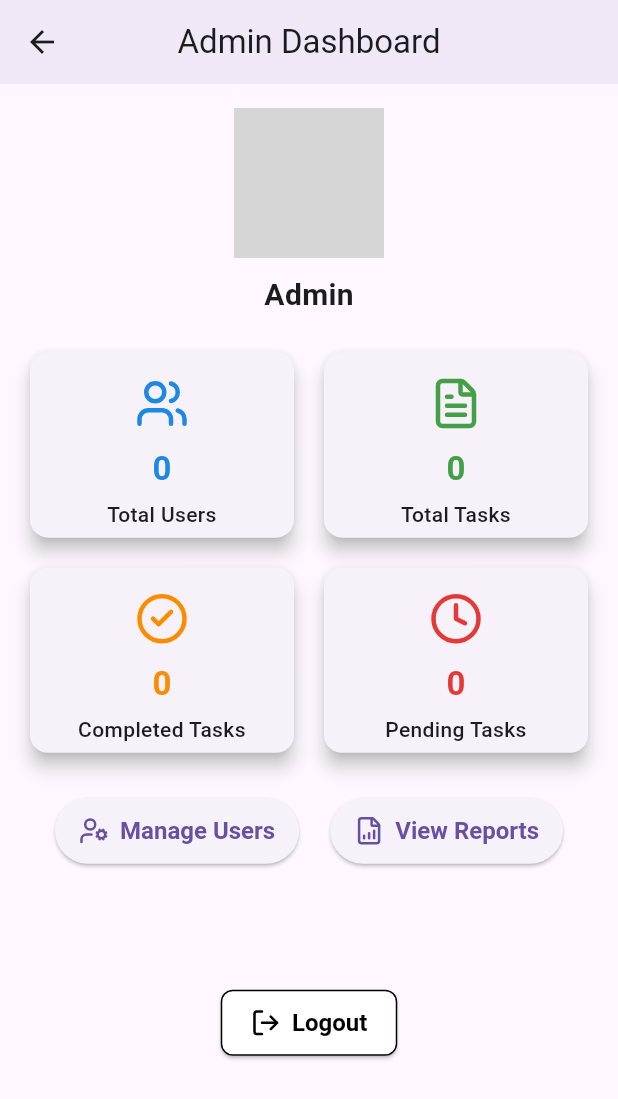
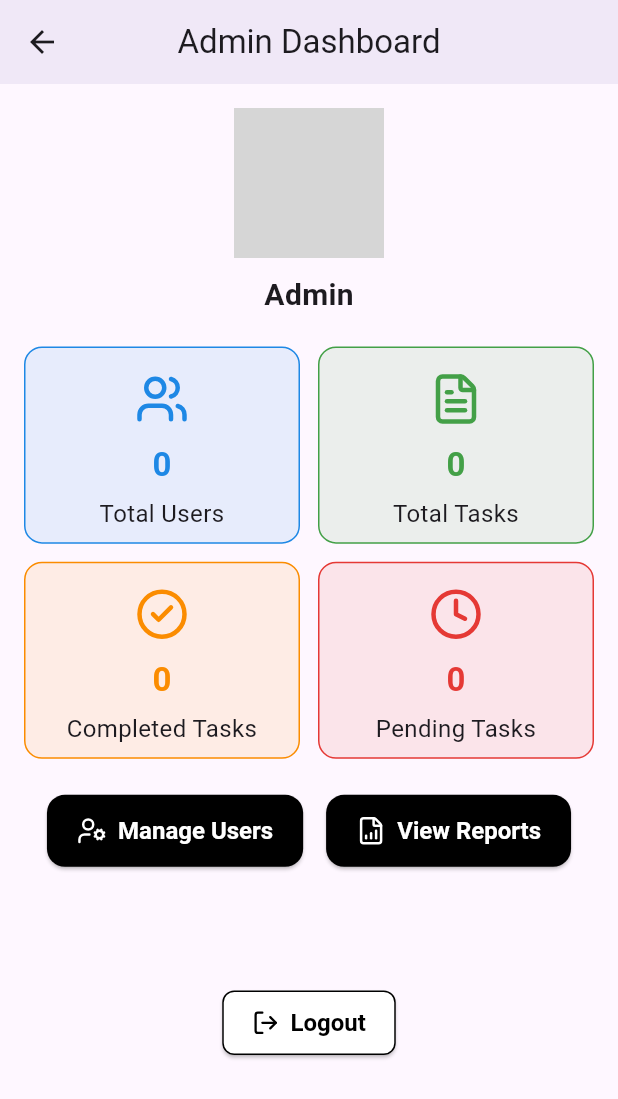
Before and after one commit to danielcyudoncy/task, a Flutter app: the AdminDashboardScreen screen opened by its route, on a phone screen of 412 x 824 dp. Shown: the top 1099 px of the screen. Run offline on Flutter 3.47's test engine with Material 3 defaults, Android fonts, the phone set to English and light mode, and no system bars; our stand-ins replace cloud_firestore, firebase_auth, firebase_core, firebase_messaging, firebase_storage, flutter_dotenv and 4 more; accounts and stored records are empty; grey boxes are pictures that could not be loaded.

Commit message:
recent update

```diff
--- a/lib/views/admin_dashboard_screen.dart
+++ b/lib/views/admin_dashboard_screen.dart
@@ -2,7 +2,6 @@
 import 'package:flutter/material.dart';
 import 'package:get/get.dart';
 import 'package:lucide_icons/lucide_icons.dart';
-import 'package:firebase_auth/firebase_auth.dart';
 import '../controllers/admin_controller.dart';
 
 class AdminDashboardScreen extends StatelessWidget {
@@ -74,7 +73,9 @@ class AdminDashboardScreen extends StatelessWidget {
                     icon: LucideIcons.users,
                     color: Colors.blue.shade600,
                     onTap: () => _showDetailsDialog(
-                        "Total Users", adminController.userNames.toList()),
+                      "Total Users",
+                      adminController.userNames.toList(),
+                    ),
                   ),
                   _buildStatCard(
                     title: "Total Tasks",
@@ -82,7 +83,9 @@ class AdminDashboardScreen extends StatelessWidget {
                     icon: LucideIcons.fileText,
                     color: Colors.green.shade600,
                     onTap: () => _showDetailsDialog(
-                        "Total Tasks", adminController.taskTitles.toList()),
+                      "Total Tasks",
+                      adminController.taskTitles.toList(),
+                    ),
                   ),
                   _buildStatCard(
                     title: "Completed Tasks",
@@ -91,7 +94,8 @@ class AdminDashboardScreen extends StatelessWidget {
                     color: Colors.orange.shade600,
                     onTap: () => _showDetailsDialog(
                       "Completed Tasks",
-                        adminController.completedTaskTitles.toList()),
+                      adminController.completedTaskTitles.toList(),
+                    ),
                   ),
                   _buildStatCard(
                     title: "Pending Tasks",
@@ -99,7 +103,9 @@ class AdminDashboardScreen extends StatelessWidget {
                     icon: LucideIcons.clock,
                     color: Colors.red.shade600,
                     onTap: () => _showDetailsDialog(
-                        "Pending Tasks", adminController.pendingTaskTitles.toList()),
+                      "Pending Tasks",
+                      adminController.pendingTaskTitles.toList(),
+                    ),
                   ),
                 ],
               );
@@ -137,14 +143,16 @@ class AdminDashboardScreen extends StatelessWidget {
                   borderRadius: BorderRadius.circular(8),
                   side: const BorderSide(color: Colors.black),
                 ),
-                textStyle:
-                    const TextStyle(fontSize: 16, fontWeight: FontWeight.bold),
+                textStyle: const TextStyle(
+                  fontSize: 16,
+                  fontWeight: FontWeight.bold,
                 ),
-              onPressed: _logout,
-              icon:
-                  const Icon(LucideIcons.logOut, size: 20, color: Colors.black),
-              label:
-                  const Text("Logout", style: TextStyle(color: Colors.black)),
+              ),
+              onPressed: () async {
+                await adminController.logout();
+              },
+              icon: const Icon(LucideIcons.logOut),
+              label: const Text("Logout"),
             ),
           ],
         ),
@@ -152,23 +160,6 @@ class AdminDashboardScreen extends StatelessWidget {
     );
   }
 
-  // ✅ Logout Function
-  void _logout() async {
-    try {
-      await FirebaseAuth.instance.signOut();
-      Get.offAllNamed("/login");
-    } catch (e) {
-      Get.snackbar(
-        "Error",
-        "Failed to logout. Try again.",
-        snackPosition: SnackPosition.BOTTOM,
-        backgroundColor: Colors.red,
-        colorText: Colors.white,
-      );
-    }
-  }
-
-  // ✅ Builds Stat Cards
   Widget _buildStatCard({
     required String title,
     required int count,
@@ -176,58 +167,74 @@ class AdminDashboardScreen extends StatelessWidget {
     required Color color,
     required VoidCallback onTap,
   }) {
-    return GestureDetector(
+    return InkWell(
       onTap: onTap,
-      child: Card(
-        elevation: 5,
-        shape: RoundedRectangleBorder(borderRadius: BorderRadius.circular(12)),
-        child: Padding(
-          padding: const EdgeInsets.symmetric(vertical: 16, horizontal: 12),
+      borderRadius: BorderRadius.circular(12),
+      child: Container(
+        padding: const EdgeInsets.all(16),
+        decoration: BoxDecoration(
+          color: color.withOpacity(0.1),
+          borderRadius: BorderRadius.circular(12),
+          border: Border.all(color: color),
+        ),
         child: Column(
           mainAxisAlignment: MainAxisAlignment.center,
           children: [
-              Icon(icon, size: 36, color: color),
+            Icon(icon, color: color, size: 36),
             const SizedBox(height: 10),
             Text(
-                "$count",
+              count.toString(),
               style: TextStyle(
                 fontSize: 22,
                 fontWeight: FontWeight.bold,
                 color: color,
               ),
             ),
-              const SizedBox(height: 5),
+            const SizedBox(height: 6),
             Text(
               title,
-                style:
-                    const TextStyle(fontSize: 14, fontWeight: FontWeight.w500),
+              style: const TextStyle(fontSize: 16),
               textAlign: TextAlign.center,
             ),
           ],
         ),
       ),
-      ),
     );
   }
 
-  // ✅ Pop-up Dialog for Showing Details
+  Widget _buildActionButton({
+    required String label,
+    required IconData icon,
+    required VoidCallback onPressed,
+  }) {
+    return ElevatedButton.icon(
+      style: ElevatedButton.styleFrom(
+        padding: const EdgeInsets.symmetric(vertical: 14, horizontal: 20),
+        backgroundColor: Colors.black,
+        foregroundColor: Colors.white,
+        shape: RoundedRectangleBorder(
+          borderRadius: BorderRadius.circular(12),
+        ),
+        textStyle: const TextStyle(fontSize: 16, fontWeight: FontWeight.bold),
+      ),
+      onPressed: onPressed,
+      icon: Icon(icon, size: 20),
+      label: Text(label),
+    );
+  }
+
   void _showDetailsDialog(String title, List<String> items) {
     Get.dialog(
       AlertDialog(
         title: Text(title),
         content: SizedBox(
           width: double.maxFinite,
-          height: 300,
-          child: items.isEmpty
-              ? const Center(child: Text("No data available"))
-              : ListView.builder(
+          child: ListView.builder(
+            shrinkWrap: true,
             itemCount: items.length,
-                  itemBuilder: (context, index) {
-                    return ListTile(
-                      leading: const Icon(Icons.person),
+            itemBuilder: (context, index) => ListTile(
               title: Text(items[index]),
-                    );
-                  },
+            ),
           ),
         ),
         actions: [
@@ -239,21 +246,4 @@ class AdminDashboardScreen extends StatelessWidget {
       ),
     );
   }
-
-  // ✅ Builds Action Buttons
-  Widget _buildActionButton({
-    required String label,
-    required IconData icon,
-    required VoidCallback onPressed,
-  }) {
-    return ElevatedButton.icon(
-      style: ElevatedButton.styleFrom(
-        padding: const EdgeInsets.symmetric(vertical: 12, horizontal: 16),
-        textStyle: const TextStyle(fontSize: 16, fontWeight: FontWeight.bold),
-      ),
-      onPressed: onPressed,
-      icon: Icon(icon, size: 20),
-      label: Text(label),
-    );
 }
-}
```
Also changed, not shown: lib/controllers/admin_controller.dart (+71 -65 lines), lib/controllers/auth_controller.dart (+13 -12 lines), lib/main.dart (+7 -6 lines), lib/service/fcm_service.dart (+39 -19 lines), lib/views/splash_screen.dart (+19 -4 lines). Lines whose indentation alone changed are shown as unchanged.
